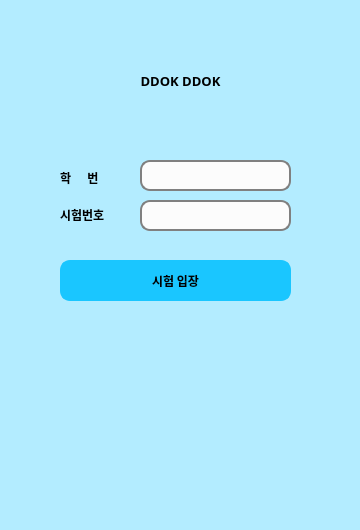
Before: the Qt Designer form local ver/ui/MainWindow.ui in choisunghwan/DDOK_DDOK, drawn with Qt 5.
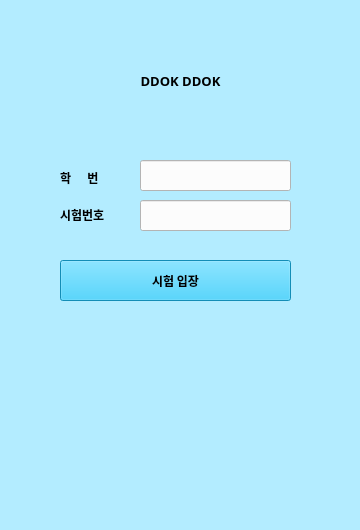
After: the same form once the commit is applied.

The edit to the form file:
```diff
--- a/local ver/ui/MainWindow.ui
+++ b/local ver/ui/MainWindow.ui
@@ -95,11 +95,9 @@
     <property name="accessibleName">
      <string>lineEdit_en</string>
     </property>
-    <property name="styleSheet">        <!--시험번호 입력 칸 스타일시트-->
-     <string notr="true">
-     background-color:rgb(252, 252, 252);
-     border: 2px solid gray;            <!--테두리-->
-     border-radius: 10px;               <!--테두리 라운드 -->
+    <property name="styleSheet">
+     <string notr="true">background-color:rgb(252, 252, 252)
+     
      </string>
     </property>
    </widget>
@@ -122,13 +120,13 @@
     <property name="accessibleName">
      <string>enterButton</string>
     </property>
-    <property name="styleSheet">            <!--시험 입장 버튼 스타일 시트-->
-     <string notr="true">
-     background-color:rgb(26, 198, 255);    <!--시험 입장 버튼 색깔 코드 255, 230, 153-->
-     border: 2px solid rgb(26, 198, 255);     <!--테두리-->
-     border-radius: 10px;                   <!--모서리-->
-     </string>
+    
+    <property name="styleSheet">
+     <string notr="true">background-color:rgb(26, 198, 255)</string><!--시험 입장 버튼 색깔 코드 255, 230, 153-->
     </property>
+    
+  
+    
      <property name="font">
      <font>
       <family>나눔스퀘어라운드 Bold</family>
@@ -166,12 +164,8 @@
     <property name="autoFillBackground">
      <bool>false</bool>
     </property>
-    <property name="styleSheet">    <!--학번 입력 스타일시트-->
-     <string notr="true">
-     background-color:rgb(252, 252, 252);
-     border: 2px solid gray;        <!--테두리-->
-     border-radius: 10px;           <!--테두리 라운드 -->
-     </string>
+    <property name="styleSheet">
+     <string notr="true">background-color:rgb(252, 252, 252)</string>
     </property>
    </widget>
    <widget class="QLabel" name="title">
```
Left out of the diff: 10 changed lines with no effect on the pictures.
